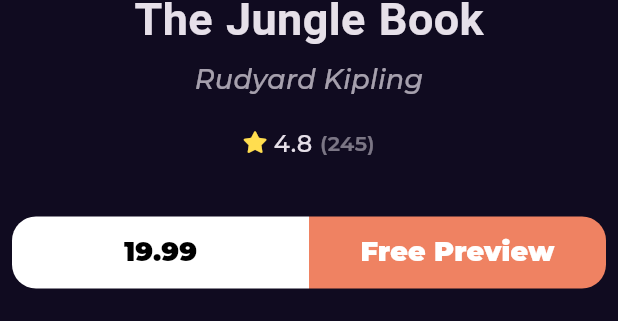
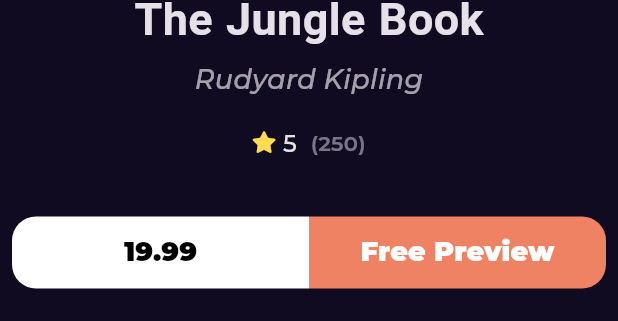
Before and after one commit to MahmoudEldeeb10/Bookly-App, a Flutter app: the BookDetailsSection widget shown alone on an empty page, opened directly, on a phone screen of 412 x 824 dp. Shown: the part 648-969 px from the top of the screen. Run offline on Flutter 3.47's test engine with Material 3 defaults, Android fonts, the phone set to English and light mode, and no system bars; drawn by our look-alikes of cached_network_image; our stand-ins replace bloc, dartz, dio, equatable, flutter_bloc, font_awesome_flutter and 3 more; network calls fail.

Commit message:
display newest books

```diff
--- a/lib/features/home/presentaion/views/widgets/book_rating.dart
+++ b/lib/features/home/presentaion/views/widgets/book_rating.dart
@@ -6,9 +6,14 @@ class BookRating extends StatelessWidget {
   const BookRating({
     super.key,
     this.mainAxisAlignment = MainAxisAlignment.start,
+    required this.rating,
+    required this.count,
   });
 
   final MainAxisAlignment mainAxisAlignment;
+
+  final int rating;
+  final int count;
 
   @override
   Widget build(BuildContext context) {
@@ -17,12 +22,12 @@ class BookRating extends StatelessWidget {
       children: [
         Icon(FontAwesomeIcons.solidStar, color: Color(0xffFFDD4F), size: 14),
         SizedBox(width: 6.3),
-        Text('4.8', style: Styles.textStyle16),
+        Text(rating.toString(), style: Styles.textStyle16),
         SizedBox(width: 5),
         Opacity(
           opacity: 0.5,
           child: Text(
-            '(245)',
+            ' ($count)',
             style: Styles.textStyle14.copyWith(fontWeight: FontWeight.w600),
           ),
         ),
--- a/lib/features/home/presentaion/views/widgets/books_details_section.dart
+++ b/lib/features/home/presentaion/views/widgets/books_details_section.dart
@@ -35,7 +35,11 @@ class BookDetailsSection extends StatelessWidget {
           ),
         ),
         const SizedBox(height: 18),
-        const BookRating(mainAxisAlignment: MainAxisAlignment.center),
+        const BookRating(
+          mainAxisAlignment: MainAxisAlignment.center,
+          rating: 5,
+          count: 250,
+        ),
         const SizedBox(height: 37),
         BooksAction(),
       ],
--- a/lib/features/home/presentaion/views/widgets/home_view_body.dart
+++ b/lib/features/home/presentaion/views/widgets/home_view_body.dart
@@ -10,6 +10,7 @@ class HomeViewBody extends StatelessWidget {
   @override
   Widget build(BuildContext context) {
     return CustomScrollView(
+      physics: const BouncingScrollPhysics(),
       slivers: [
         SliverToBoxAdapter(
           child: Padding(
--- a/lib/features/search/presentation/views/widgets/search_view_body.dart
+++ b/lib/features/search/presentation/views/widgets/search_view_body.dart
@@ -35,7 +35,8 @@ class SearchResultListView extends StatelessWidget {
       itemBuilder: (context, index) {
         return Padding(
           padding: const EdgeInsets.symmetric(vertical: 10.0),
-          child: const BookListViewItem(),
+          // child: const BookListViewItem(),
+          child: Text('data'),
         );
       },
     );
--- a/lib/main.dart
+++ b/lib/main.dart
@@ -26,7 +26,8 @@ class BooklyApp extends StatelessWidget {
                 ..fetchFeasturedBooks(),
         ),
         BlocProvider(
-          create: (context) => NewestBooksCubit(getIt.get<HomeRepoImpl>()),
+          create: (context) =>
+              NewestBooksCubit(getIt.get<HomeRepoImpl>())..fetchNewestBooks(),
         ),
       ],
       child: MaterialApp.router(
```
Also changed, not shown: lib/features/home/presentaion/views/widgets/best_seller_list_view.dart (+16 -2 lines), lib/features/home/presentaion/views/widgets/book_list_view_item.dart (+16 -19 lines), lib/features/home/presentaion/views/widgets/custom_book_item.dart (line endings or trailing spaces).
